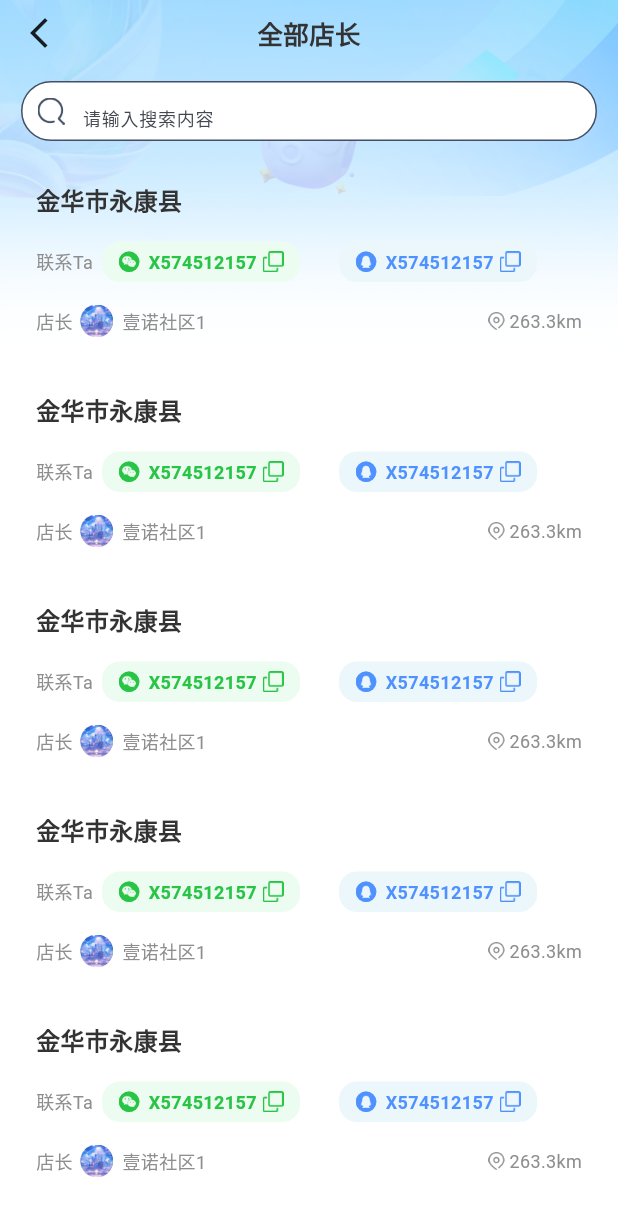
After one commit to hannah2024Flutter/chengbaoworld-ui, a Flutter app: the AllContactStoreManager screen opened directly, on a phone screen of 412 x 824 dp. The commit adds this screen. Shown: the top 1216 px of the screen. Run offline on Flutter 3.47's test engine with Material 3 defaults, Android fonts, the light colour scheme and no system bars.

Commit message:
开发店长列表和全部店长

```diff
--- /dev/null
+++ b/lib/pages/product_detail/all_contact_store_manager.dart
@@ -0,0 +1,105 @@
+import 'package:castleworld/pages/product_detail/widget/item_cell.dart';
+import 'package:flutter/material.dart';
+
+class AllContactStoreManager extends StatefulWidget {
+  const AllContactStoreManager({super.key});
+
+  @override
+  State<AllContactStoreManager> createState() => _AllContactStoreManagerState();
+}
+
+class _AllContactStoreManagerState extends State<AllContactStoreManager> {
+  Widget searchView() {
+    return Container(
+      padding: const EdgeInsets.symmetric(horizontal: 10),
+      width: MediaQuery.of(context).size.width - 28,
+      height: 40,
+      decoration: BoxDecoration(
+          color: Colors.white,
+          border: Border.all(
+            color: const Color(0xFF444F66),
+          ),
+          borderRadius: BorderRadius.circular(50)),
+      child: Row(
+        children: [
+          Image.asset(
+            "assets/images/ic_search.png",
+            width: 18,
+            height: 18,
+          ),
+          const SizedBox(width: 12),
+          const Expanded(
+            child: TextField(
+              decoration: InputDecoration(
+                  border: InputBorder.none, hintText: "请输入搜索内容"),
+              style: TextStyle(color: Color(0xFF444F66), fontSize: 12),
+            ),
+          ),
+        ],
+      ),
+    );
+  }
+
+  @override
+  Widget build(BuildContext context) {
+    return Scaffold(
+      body: Container(
+        width: double.infinity,
+        height: MediaQuery.of(context).size.height,
+        color: Colors.white,
+        child: Stack(
+          children: [
+            Image.asset(
+              "assets/images/bg_all_store_manager.png",
+              width: MediaQuery.of(context).size.width,
+            ),
+            Column(
+              children: [
+                Container(
+                  padding: const EdgeInsets.symmetric(horizontal: 14),
+                  margin: EdgeInsets.only(
+                      top: MediaQuery.of(context).padding.top + 10),
+                  child: Row(
+                    mainAxisAlignment: MainAxisAlignment.spaceBetween,
+                    children: [
+                      InkWell(
+                        onTap: () {
+                          Navigator.of(context).pop();
+                        },
+                        child: const Icon(Icons.arrow_back_ios_new_sharp),
+                      ),
+                      const Text(
+                        "全部店长",
+                        style: TextStyle(
+                            color: Color(0xFF333333),
+                            fontSize: 17,
+                            fontWeight: FontWeight.bold),
+                      ),
+                      const Opacity(
+                        opacity: 0,
+                        child: Icon(Icons.arrow_back_ios_new_sharp),
+                      )
+                    ],
+                  ),
+                ),
+                const SizedBox(height: 20),
+                searchView(),
+                const SizedBox(height: 10),
+                Expanded(
+                  child: SingleChildScrollView(
+                    child: Column(
+                      children: List.generate(
+                        15,
+                        (index) => const ItemCell(showBgColor: false),
+                      ),
+                    ),
+                  ),
+                )
+              ],
+            ),
+          ],
+        ),
+      ),
+    );
+  }
+}
--- /dev/null
+++ b/lib/pages/product_detail/widget/item_cell.dart
@@ -0,0 +1,133 @@
+import 'package:flutter/material.dart';
+
+class ItemCell extends StatefulWidget {
+  final bool showBgColor;
+  const ItemCell({super.key, required this.showBgColor});
+
+  @override
+  State<ItemCell> createState() => _ItemCellState();
+}
+
+class _ItemCellState extends State<ItemCell> {
+  Widget contactCateView(
+      String preImage, Color textColor, Color bg, String sufImage) {
+    return Container(
+      padding: const EdgeInsets.symmetric(vertical: 5, horizontal: 11),
+      decoration:
+          BoxDecoration(color: bg, borderRadius: BorderRadius.circular(12)),
+      child: Row(
+        children: [
+          ClipRRect(
+            borderRadius: BorderRadius.circular(50),
+            child: Image.asset(
+              "assets/images/$preImage",
+              width: 14,
+              height: 14,
+            ),
+          ),
+          const SizedBox(width: 6),
+          Text(
+            "X574512157",
+            style: TextStyle(
+                color: textColor, fontSize: 12, fontWeight: FontWeight.bold),
+          ),
+          const SizedBox(width: 4),
+          Image.asset(
+            "assets/images/$sufImage",
+            width: 14,
+            height: 14,
+          ),
+        ],
+      ),
+    );
+  }
+
+  @override
+  Widget build(BuildContext context) {
+    return Container(
+      margin: const EdgeInsets.only(top: 4),
+      padding: const EdgeInsets.only(left: 10, right: 10, top: 14, bottom: 19),
+      width: MediaQuery.of(context).size.width - 28,
+      decoration: BoxDecoration(
+        color: widget.showBgColor ? Colors.white : Colors.transparent,
+        borderRadius: BorderRadius.circular(12),
+      ),
+      child: Column(
+        crossAxisAlignment: CrossAxisAlignment.start,
+        children: [
+          const Text(
+            "金华市永康县",
+            style: TextStyle(
+                color: Color(0xFF333333),
+                fontSize: 16,
+                fontWeight: FontWeight.bold),
+          ),
+          const SizedBox(height: 16),
+          Row(
+            children: [
+              const Text(
+                "联系Ta",
+                style: TextStyle(color: Color(0xFF8E8E8E), fontSize: 12),
+              ),
+              const SizedBox(width: 6),
+              Expanded(
+                child: Row(
+                  mainAxisAlignment: MainAxisAlignment.spaceBetween,
+                  children: [
+                    contactCateView("ic_wechat.png", const Color(0xFF28C445),
+                        const Color(0xFFECFCF0), "ic_wechat_copy.png"),
+                    contactCateView("ic_qq.png", const Color(0xFF4F92FF),
+                        const Color(0xFFECF7FC), "ic_qq_copy.png"),
+                    const SizedBox(width: 4)
+                  ],
+                ),
+              )
+            ],
+          ),
+          const SizedBox(height: 15),
+          Row(
+            mainAxisAlignment: MainAxisAlignment.spaceBetween,
+            children: [
+              Row(
+                children: [
+                  const Text(
+                    "店长",
+                    style: TextStyle(color: Color(0xFF8E8E8E), fontSize: 12),
+                  ),
+                  const SizedBox(width: 5),
+                  ClipRRect(
+                    borderRadius: BorderRadius.circular(50),
+                    child: Image.asset(
+                      "assets/images/bg_detail_bottom_banner.png",
+                      width: 22,
+                      height: 22,
+                    ),
+                  ),
+                  const SizedBox(width: 6),
+                  const Text(
+                    "壹诺社区1",
+                    style: TextStyle(color: Color(0xFF8E8E8E), fontSize: 12),
+                  ),
+                ],
+              ),
+              Row(
+                children: [
+                  Image.asset(
+                    "assets/images/ic_detail_location.png",
+                    width: 11,
+                    height: 12,
+                  ),
+                  const SizedBox(width: 3),
+                  const Text(
+                    "263.3km",
+                    style: TextStyle(color: Color(0xFF8E8E8E), fontSize: 12),
+                  ),
+                ],
+              )
+            ],
+          ),
+        ],
+      ),
+    );
+  }
+}
```
Also changed, not shown: lib/pages/product_detail/contact_store_manager.dart (added, +130 -0 lines), lib/pages/product_detail/product_detail.dart (+26 -7 lines), assets/images/bg_all_store_manager.png (added), assets/images/bg_detail_contact.png (added), assets/images/ic_detail_location.png (added), assets/images/ic_detail_refresh.png (added), assets/images/ic_qq.png (added), assets/images/ic_qq_copy.png (added), assets/images/ic_search.png (added), assets/images/ic_wechat.png (added), assets/images/ic_wechat_copy.png (added).
